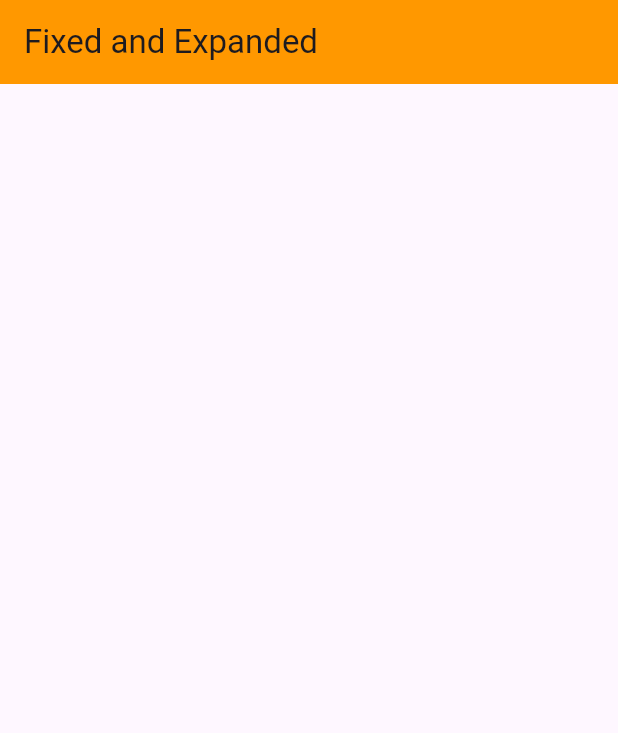
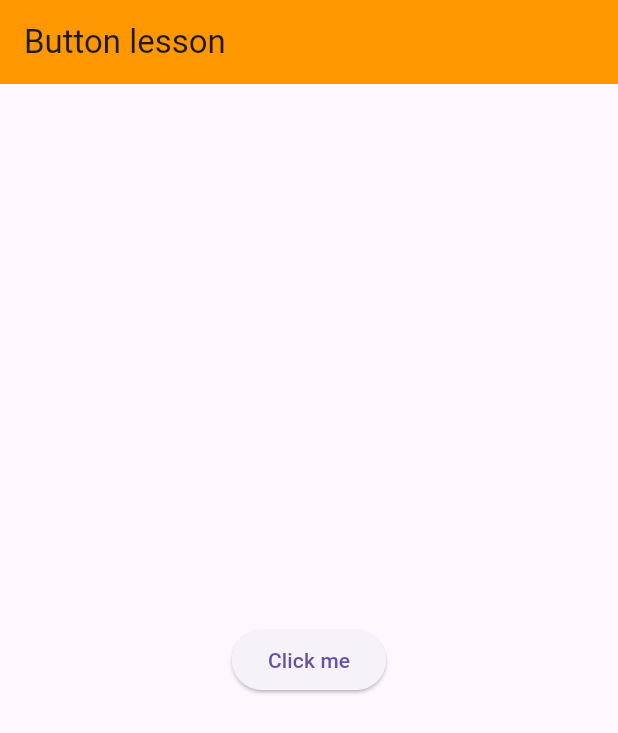
Before and after one commit to yhacomputer-yit/Flutter-Lesson-1, a Flutter app: the screen it shows after launch, on a phone screen of 412 x 824 dp. Shown: the top 733 px of the screen. Run offline on Flutter 3.47's test engine with Material 3 defaults, Android fonts, the phone set to English and light mode, and no system bars.

Commit message:
add expended , flxeible and button lesson

```diff
--- a/lib/main.dart
+++ b/lib/main.dart
@@ -4,17 +4,33 @@ void main() {
   runApp(const MyApp());
 }
 
-class MyApp extends StatelessWidget {
+
+class MyApp extends StatefulWidget {
   const MyApp({super.key});
 
   @override
+  State<MyApp> createState() => _MyAppState();
+}
+
+void clickbtn(){
+  print("Button clicked");
+}
+
+class _MyAppState extends State<MyApp> {
+  @override
   Widget build(BuildContext context) {
     return MaterialApp(
-      title: "Fixed and Expanded Lesson",
+      title: "Button lesson",
       home: Scaffold(
         appBar: AppBar(
           backgroundColor: Colors.orange,
-          title: Text("Fixed and Expanded"),
+          title: Text("Button lesson"),
+        ),
+        body: Center(
+          child: ElevatedButton(
+            onPressed: clickbtn,
+            child: Text("Click me"),
+          ),
         ),
       ),
     );
```
Also changed, not shown: lib/expandedlesson.dart (added, +42 -0 lines), lib/flexiblelesson.dart (added, +52 -0 lines).
